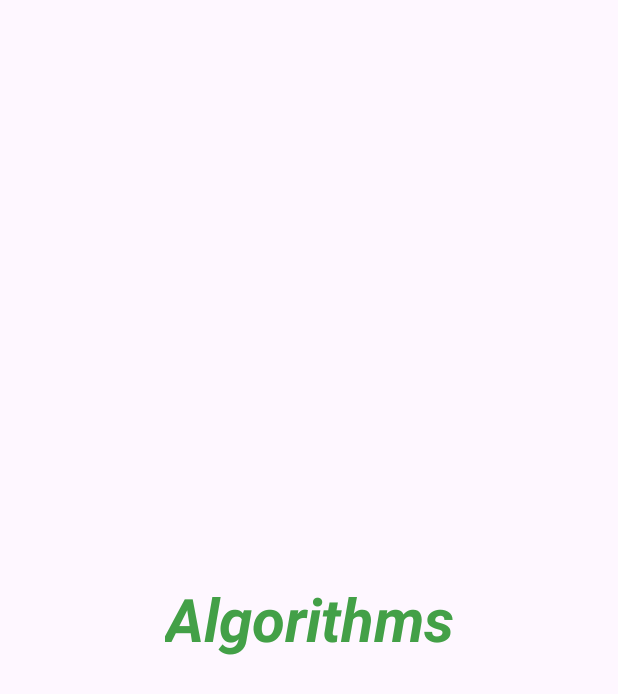
After one commit to georgtsak/smart_alert_android, an Android app: the fragment LanguageFragment shown on its own in the app's theme, on a phone screen of 412 x 824 dp. The commit adds this screen. Shown: the top 694 px of the screen. Run offline under Robolectric (Android 15) with nearby library versions, the phone set to English and light mode, and no system bars.

Commit message:
Added bottom navigation bar. Error: 'constant expression required'

```diff
--- a/app/src/main/AndroidManifest.xml
+++ b/app/src/main/AndroidManifest.xml
@@ -16,7 +16,7 @@
             android:name=".Index"
             android:exported="false" />
         <activity
-            android:name=".MainActivity"
+            android:name=".Users1Activity"
             android:exported="true">
             <intent-filter>
                 <action android:name="android.intent.action.MAIN" />
@@ -25,7 +25,7 @@
             </intent-filter>
         </activity>
         <activity
-            android:name=".Users1Activity"
+            android:name=".MainActivity"
             android:windowSoftInputMode="adjustPan"
             android:exported="false"></activity>
     </application>
--- /dev/null
+++ b/app/src/main/java/com/example/smartalert_p20191/LanguageFragment.java
@@ -0,0 +1,17 @@
+package com.example.smartalert_p20191;
+
+import android.os.Bundle;
+import android.view.LayoutInflater;
+import android.view.View;
+import android.view.ViewGroup;
+import androidx.fragment.app.Fragment;
+
+public class LanguageFragment extends Fragment {
+    public LanguageFragment(){
+    }
+    @Override
+    public View onCreateView(LayoutInflater inflater, ViewGroup container, Bundle savedInstanceState) {
+
+        return inflater.inflate(R.layout.fragment_language, container, false);
+    }
+}
--- /dev/null
+++ b/app/src/main/res/drawable/baseline_language_24.xml
@@ -0,0 +1,5 @@
+<vector android:height="24dp" android:tint="#FFFFFF"
+    android:viewportHeight="24" android:viewportWidth="24"
+    android:width="24dp" xmlns:android="http://schemas.android.com/apk/res/android">
+    <path android:fillColor="@android:color/white" android:pathData="M11.99,2C6.47,2 2,6.48 2,12s4.47,10 9.99,10C17.52,22 22,17.52 22,12S17.52,2 11.99,2zM18.92,8h-2.95c-0.32,-1.25 -0.78,-2.45 -1.38,-3.56 1.84,0.63 3.37,1.91 4.33,3.56zM12,4.04c0.83,1.2 1.48,2.53 1.91,3.96h-3.82c0.43,-1.43 1.08,-2.76 1.91,-3.96zM4.26,14C4.1,13.36 4,12.69 4,12s0.1,-1.36 0.26,-2h3.38c-0.08,0.66 -0.14,1.32 -0.14,2 0,0.68 0.06,1.34 0.14,2L4.26,14zM5.08,16h2.95c0.32,1.25 0.78,2.45 1.38,3.56 -1.84,-0.63 -3.37,-1.9 -4.33,-3.56zM8.03,8L5.08,8c0.96,-1.66 2.49,-2.93 4.33,-3.56C8.81,5.55 8.35,6.75 8.03,8zM12,19.96c-0.83,-1.2 -1.48,-2.53 -1.91,-3.96h3.82c-0.43,1.43 -1.08,2.76 -1.91,3.96zM14.34,14L9.66,14c-0.09,-0.66 -0.16,-1.32 -0.16,-2 0,-0.68 0.07,-1.35 0.16,-2h4.68c0.09,0.65 0.16,1.32 0.16,2 0,0.68 -0.07,1.34 -0.16,2zM14.59,19.56c0.6,-1.11 1.06,-2.31 1.38,-3.56h2.95c-0.96,1.65 -2.49,2.93 -4.33,3.56zM16.36,14c0.08,-0.66 0.14,-1.32 0.14,-2 0,-0.68 -0.06,-1.34 -0.14,-2h3.38c0.16,0.64 0.26,1.31 0.26,2s-0.1,1.36 -0.26,2h-3.38z"/>
+</vector>
--- /dev/null
+++ b/app/src/main/res/layout/fragment_language.xml
@@ -0,0 +1,24 @@
+<?xml version="1.0" encoding="utf-8"?>
+<androidx.constraintlayout.widget.ConstraintLayout
+    xmlns:android="http://schemas.android.com/apk/res/android"
+    xmlns:app="http://schemas.android.com/apk/res-auto"
+    xmlns:tools="http://schemas.android.com/tools"
+    android:layout_width="match_parent"
+    android:layout_height="match_parent"
+    tools:context=".MainActivity">
+
+    <TextView
+        android:id="@+id/languageFragment"
+        android:layout_width="wrap_content"
+        android:layout_height="wrap_content"
+        android:text="Algorithms"
+        android:textColor="#43a047"
+        android:textSize="40sp"
+        android:textStyle="italic|bold"
+        app:layout_constraintBottom_toBottomOf="parent"
+        app:layout_constraintEnd_toEndOf="parent"
+        app:layout_constraintHorizontal_bias="0.5"
+        app:layout_constraintStart_toStartOf="parent"
+        app:layout_constraintTop_toTopOf="parent" />
+
+</androidx.constraintlayout.widget.ConstraintLayout>
--- a/app/src/main/res/values/strings.xml
+++ b/app/src/main/res/values/strings.xml
@@ -13,4 +13,9 @@
     <string name="comments_details">Enter your comments...</string>
     <string name="send">Send</string>
     <string name="submission_title">Ηigh-Risk Incident Submission</string>
+    <string name="language">Language</string>
+    <string name="submission">Submission</string>
+    <string name="statistics">Statistics</string>
+    <!-- TODO: Remove or change this placeholder text -->
+    <string name="hello_blank_fragment">Hello blank fragment</string>
 </resources>
```
Also changed, not shown: app/src/main/java/com/example/smartalert_p20191/StatisticsFragment.java (added, +18 -0 lines), app/src/main/java/com/example/smartalert_p20191/SubmissionFragment.java (added, +16 -0 lines), app/src/main/java/com/example/smartalert_p20191/Users1Activity.java (+46 -6 lines), app/src/main/res/layout/fragment_statistics.xml (added, +14 -0 lines), app/src/main/res/layout/fragment_submission.xml (added, +14 -0 lines), app/src/main/res/layout/users1.xml (+19 -0 lines), app/src/main/res/menu/bottom_navigation_bar1.xml (added, +15 -0 lines), 1 other file.
